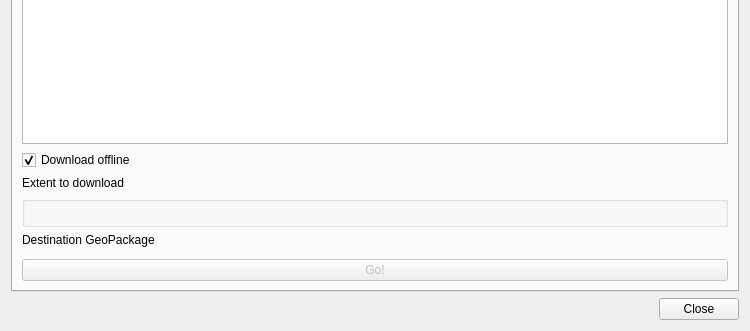
Before: the Qt Designer form guided_offline_editing_dialog_base.ui in ygversil/qgis-guided-offline-editing, drawn with Qt 5; both pictures show x 0 to 750 and y 229 to 560 of the 750 by 560 pixel window.
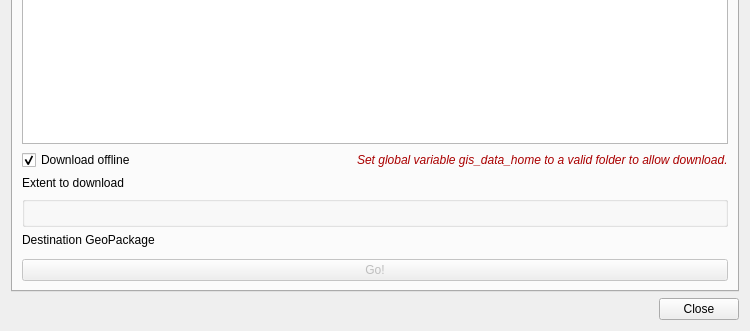
After: the same form once the commit is applied. Icons and pictures are not drawn. Custom widgets are drawn as their Qt base class.

Commit message:
Make var gis_data_home mandatory to download
If not present, download check box will be disabled.

```diff
--- a/guided_offline_editing_dialog_base.ui
+++ b/guided_offline_editing_dialog_base.ui
@@ -59,6 +59,8 @@
         <widget class="QListView" name="pgProjectList"/>
        </item>
        <item>
+        <layout class="QHBoxLayout" name="horizontalLayout">
+         <item>
         <widget class="QCheckBox" name="downloadCheckBox">
          <property name="text">
           <string>Download offline</string>
@@ -67,6 +69,57 @@
           <bool>true</bool>
          </property>
         </widget>
+         </item>
+         <item>
+          <widget class="QLabel" name="downloadCheckBoxHint">
+           <property name="palette">
+            <palette>
+             <active>
+              <colorrole role="WindowText">
+               <brush brushstyle="SolidPattern">
+                <color alpha="255">
+                 <red>170</red>
+                 <green>0</green>
+                 <blue>0</blue>
+                </color>
+               </brush>
+              </colorrole>
+             </active>
+             <inactive>
+              <colorrole role="WindowText">
+               <brush brushstyle="SolidPattern">
+                <color alpha="255">
+                 <red>170</red>
+                 <green>0</green>
+                 <blue>0</blue>
+                </color>
+               </brush>
+              </colorrole>
+             </inactive>
+             <disabled>
+              <colorrole role="WindowText">
+               <brush brushstyle="SolidPattern">
+                <color alpha="255">
+                 <red>160</red>
+                 <green>162</green>
+                 <blue>162</blue>
+                </color>
+               </brush>
+              </colorrole>
+             </disabled>
+            </palette>
+           </property>
+           <property name="font">
+            <font>
+             <italic>true</italic>
+            </font>
+           </property>
+           <property name="text">
+            <string>Set global variable gis_data_home to a valid folder to allow download.</string>
+           </property>
+          </widget>
+         </item>
+        </layout>
        </item>
        <item>
         <widget class="QLabel" name="pgProjectDownloadExtentLabel">
```
Left out of the diff: 2 changed lines with no effect on the pictures. Lines whose indentation alone changed are shown as unchanged. The commit also changes 3 other files.
